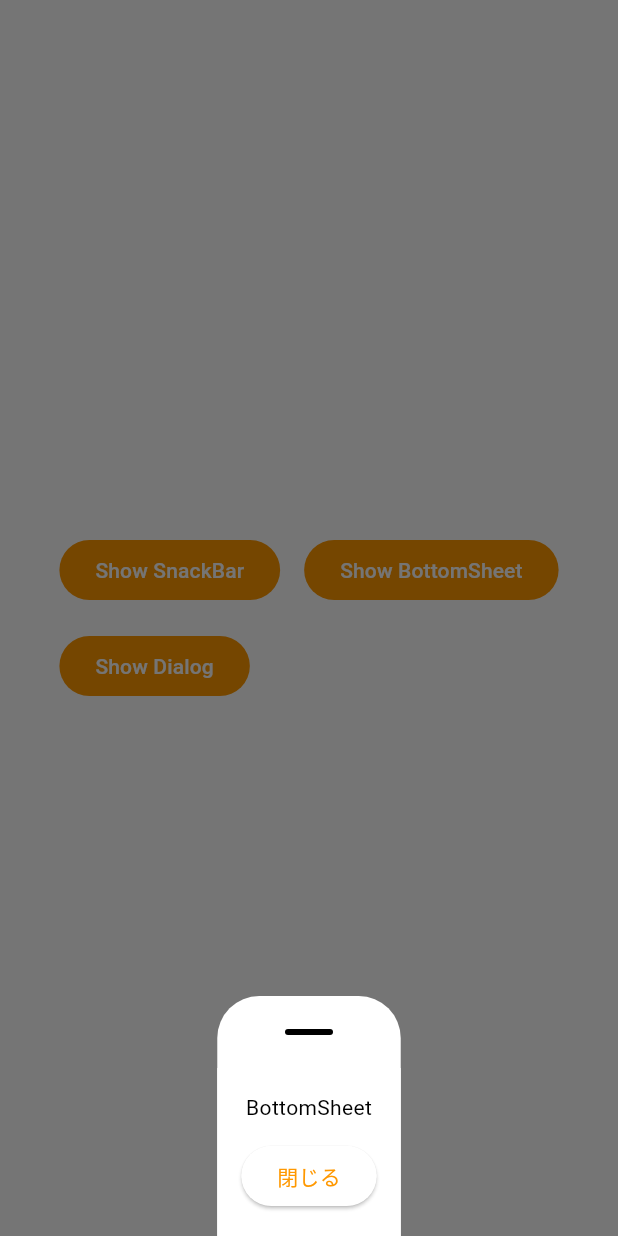
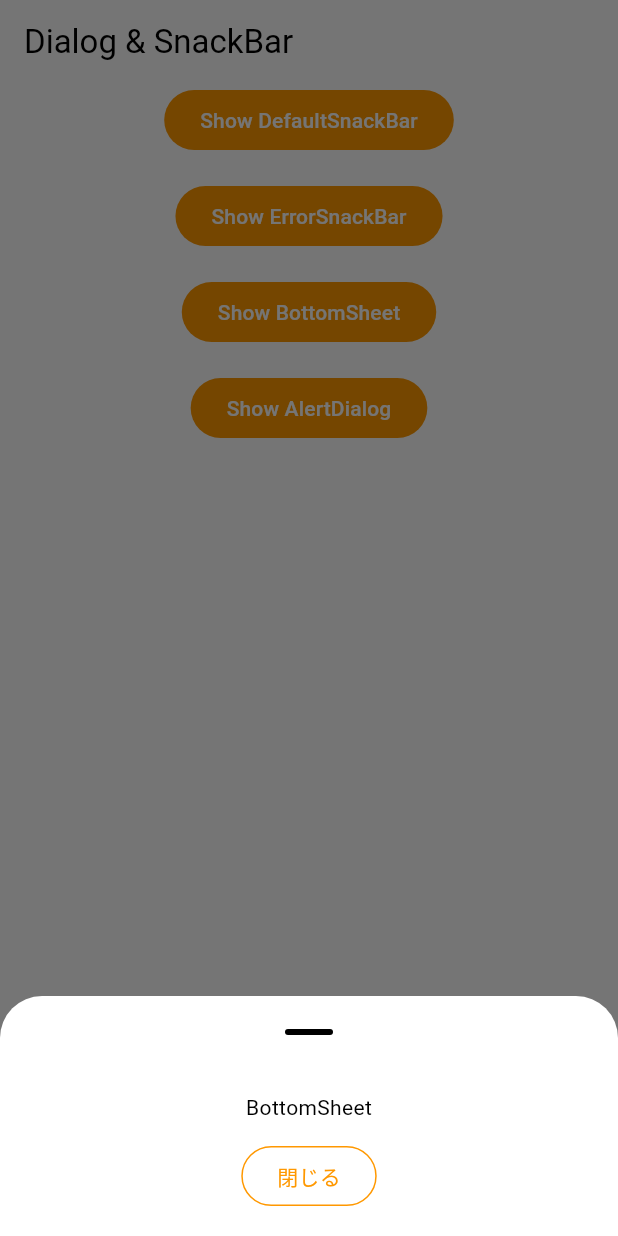
Before and after one commit to go5go69/flutter-color-scheme-sample, a Flutter app: the DialogSnackSheetPage screen opened directly, after a tap on "Show BottomSheet", on a phone screen of 412 x 824 dp. Run offline on Flutter 3.47's test engine with Material 3 defaults, Android fonts, the phone set to English and light mode, and no system bars.

Commit message:
dialog_snack_sheetページの修正

```diff
--- a/lib/presentation/pages/dialog_snack_sheet_page.dart
+++ b/lib/presentation/pages/dialog_snack_sheet_page.dart
@@ -8,7 +8,21 @@ class DialogSnackSheetPage extends StatefulWidget {
 }
 
 class _DialogSnackSheetPageState extends State<DialogSnackSheetPage> {
-  void _showSnackBar() {
+  void _showDefaultSnackBar() {
+    ScaffoldMessenger.of(context).showSnackBar(
+      SnackBar(
+        content: Text(
+          'SnackBar (default)',
+        ),
+        action: SnackBarAction(
+          label: 'DISMISS',
+          onPressed: () {},
+        ),
+      ),
+    );
+  }
+
+  void _showErrorSnackBar() {
     final cs = Theme.of(context).colorScheme;
     ScaffoldMessenger.of(context).showSnackBar(
       SnackBar(
@@ -27,19 +41,18 @@ class _DialogSnackSheetPageState extends State<DialogSnackSheetPage> {
   }
 
   void _showBottomSheet() {
-    final cs = Theme.of(context).colorScheme;
     showModalBottomSheet(
       context: context,
       showDragHandle: true,
       builder: (context) => Container(
-        color: cs.surface,
         padding: const EdgeInsets.all(16),
+        width: double.infinity,
         child: Column(
           mainAxisSize: MainAxisSize.min,
           children: [
-            Text('BottomSheet', style: TextStyle(color: cs.onSurface)),
+            Text('BottomSheet'),
             const SizedBox(height: 12),
-            ElevatedButton(
+            OutlinedButton(
               onPressed: () => Navigator.pop(context),
               child: const Text('閉じる'),
             ),
@@ -50,13 +63,11 @@ class _DialogSnackSheetPageState extends State<DialogSnackSheetPage> {
   }
 
   void _showDialog() {
-    final cs = Theme.of(context).colorScheme;
     showDialog(
       context: context,
       builder: (context) => AlertDialog(
-        backgroundColor: cs.surface,
-        title: Text('Dialog Title', style: TextStyle(color: cs.onSurface)),
-        content: Text('これはダイアログです。', style: TextStyle(color: cs.onSurface)),
+        title: Text('AlertDialog'),
+        content: Text('これはAlertDialogです。'),
         actions: [
           TextButton(
             onPressed: () => Navigator.pop(context),
@@ -73,24 +84,37 @@ class _DialogSnackSheetPageState extends State<DialogSnackSheetPage> {
 
   @override
   Widget build(BuildContext context) {
-    return Center(
-      child: Wrap(
-        spacing: 16,
-        runSpacing: 16,
+    return Scaffold(
+      appBar: AppBar(
+        title: const Text('Dialog & SnackBar'),
+      ),
+      body: SingleChildScrollView(
+        child: SizedBox(
+          width: double.infinity,
+          child: Column(
             children: [
               FilledButton(
-            onPressed: _showSnackBar,
-            child: const Text('Show SnackBar'),
+                onPressed: _showDefaultSnackBar,
+                child: const Text('Show DefaultSnackBar'),
               ),
+              SizedBox(height: 16),
+              FilledButton(
+                onPressed: _showErrorSnackBar,
+                child: const Text('Show ErrorSnackBar'),
+              ),
+              SizedBox(height: 16),
               FilledButton(
                 onPressed: _showBottomSheet,
                 child: const Text('Show BottomSheet'),
               ),
+              SizedBox(height: 16),
               FilledButton(
                 onPressed: _showDialog,
-            child: const Text('Show Dialog'),
+                child: const Text('Show AlertDialog'),
               ),
             ],
+          ),
+        ),
       ),
     );
   }
```
Lines whose indentation alone changed are shown as unchanged.
